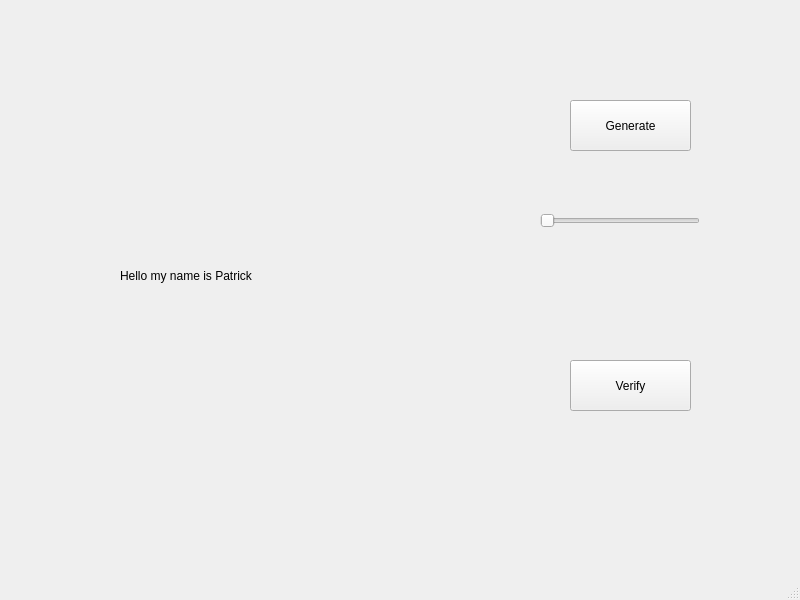
Old version of the form main-window.ui in the repository patrick-han/final_UI_HCI.
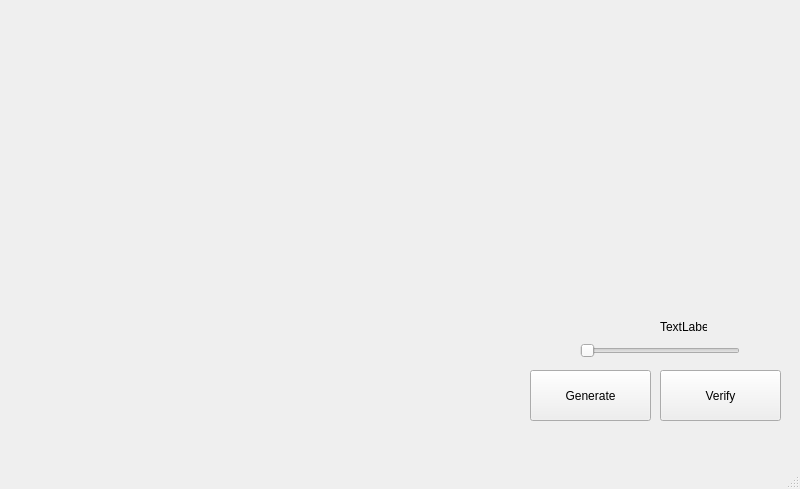
New version of the form. Icons and pictures are not drawn.

Commit message: slider changes label value now

Diff of the .ui file:
```diff
--- a/main-window.ui
+++ b/main-window.ui
@@ -7,7 +7,7 @@
     <x>0</x>
     <y>0</y>
     <width>800</width>
-    <height>600</height>
+    <height>489</height>
    </rect>
   </property>
   <property name="windowTitle">
@@ -17,8 +17,8 @@
    <widget class="QPushButton" name="generateButton">
     <property name="geometry">
      <rect>
-      <x>570</x>
-      <y>100</y>
+      <x>530</x>
+      <y>370</y>
       <width>121</width>
       <height>51</height>
      </rect>
@@ -30,21 +30,24 @@
    <widget class="QLabel" name="mainLabel">
     <property name="geometry">
      <rect>
-      <x>120</x>
-      <y>170</y>
-      <width>281</width>
-      <height>211</height>
+      <x>10</x>
+      <y>10</y>
+      <width>511</width>
+      <height>411</height>
      </rect>
     </property>
     <property name="text">
-     <string>Hello my name is Patrick</string>
+     <string/>
+    </property>
+    <property name="pixmap">
+     <pixmap>test.png</pixmap>
     </property>
    </widget>
    <widget class="QPushButton" name="verifyButton">
     <property name="geometry">
      <rect>
-      <x>570</x>
-      <y>360</y>
+      <x>660</x>
+      <y>370</y>
       <width>121</width>
       <height>51</height>
      </rect>
@@ -56,8 +59,8 @@
    <widget class="QSlider" name="slider1">
     <property name="geometry">
      <rect>
-      <x>540</x>
-      <y>210</y>
+      <x>580</x>
+      <y>340</y>
       <width>160</width>
       <height>22</height>
      </rect>
@@ -66,6 +69,19 @@
      <enum>Qt::Horizontal</enum>
     </property>
    </widget>
+   <widget class="QLabel" name="label">
+    <property name="geometry">
+     <rect>
+      <x>660</x>
+      <y>320</y>
+      <width>47</width>
+      <height>13</height>
+     </rect>
+    </property>
+    <property name="text">
+     <string>TextLabel</string>
+    </property>
+   </widget>
   </widget>
   <widget class="QMenuBar" name="menubar">
    <property name="geometry">
```
Left out of the diff: 2 changed lines with no effect on the pictures. The commit also changes 2 other files.
